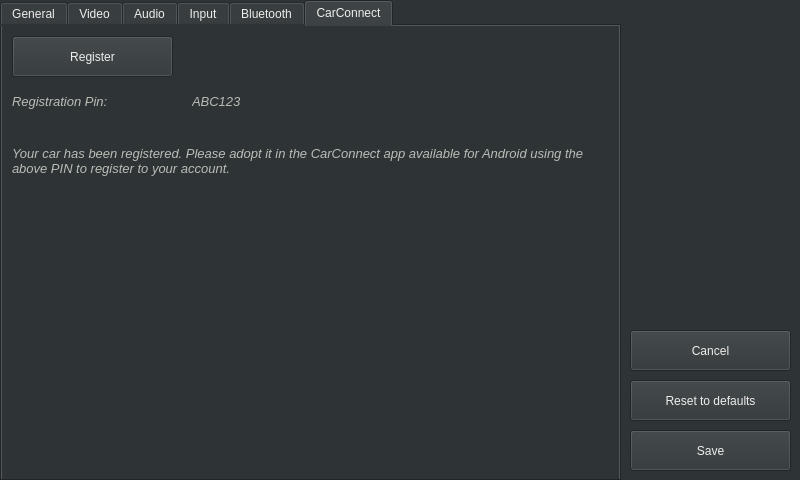
Qt form src/autoapp/UI/settingswindow.ui (sjdean/openauto) before a commit.
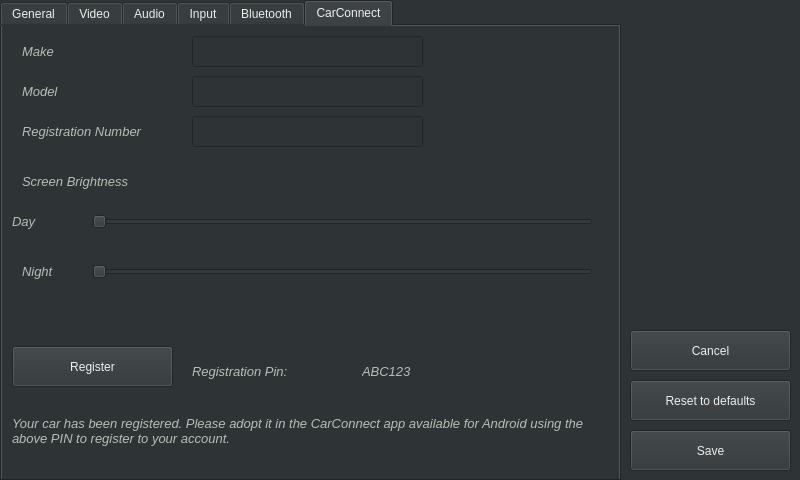
The same form after that commit. Icons and pictures are not drawn.

Commit message: Added settings to window

The edit to the form file:
```diff
--- a/src/autoapp/UI/settingswindow.ui
+++ b/src/autoapp/UI/settingswindow.ui
@@ -2,6 +2,14 @@
 <ui version="4.0">
  <class>SettingsWindow</class>
  <widget class="QWidget" name="SettingsWindow">
+  <property name="geometry">
+   <rect>
+    <x>0</x>
+    <y>0</y>
+    <width>800</width>
+    <height>480</height>
+   </rect>
+  </property>
   <property name="minimumSize">
    <size>
     <width>800</width>
@@ -958,7 +966,7 @@
      <property name="geometry">
       <rect>
        <x>10</x>
-       <y>10</y>
+       <y>320</y>
        <width>161</width>
        <height>41</height>
       </rect>
@@ -976,8 +984,8 @@
     <widget class="QLabel" name="labelBluetoothAddressFormatInfo_3">
      <property name="geometry">
       <rect>
-       <x>10</x>
-       <y>60</y>
+       <x>190</x>
+       <y>330</y>
        <width>161</width>
        <height>31</height>
       </rect>
@@ -989,8 +997,8 @@
     <widget class="QLabel" name="labelBluetoothAddressFormatInfo_4">
      <property name="geometry">
       <rect>
-       <x>190</x>
-       <y>60</y>
+       <x>360</x>
+       <y>330</y>
        <width>101</width>
        <height>31</height>
       </rect>
@@ -1003,7 +1011,7 @@
      <property name="geometry">
       <rect>
        <x>10</x>
-       <y>100</y>
+       <y>370</y>
        <width>591</width>
        <height>71</height>
       </rect>
@@ -1015,6 +1023,146 @@
       <bool>true</bool>
      </property>
     </widget>
+    <widget class="QLabel" name="labelCarMake">
+     <property name="geometry">
+      <rect>
+       <x>20</x>
+       <y>10</y>
+       <width>161</width>
+       <height>31</height>
+      </rect>
+     </property>
+     <property name="text">
+      <string>&lt;html&gt;&lt;head/&gt;&lt;body&gt;&lt;p&gt;&lt;span style=&quot; font-size:10pt; font-style:italic; color:#babdb6;&quot;&gt;Make&lt;/span&gt;&lt;/p&gt;&lt;/body&gt;&lt;/html&gt;</string>
+     </property>
+    </widget>
+    <widget class="QLabel" name="labelCarModel">
+     <property name="geometry">
+      <rect>
+       <x>20</x>
+       <y>50</y>
+       <width>161</width>
+       <height>31</height>
+      </rect>
+     </property>
+     <property name="text">
+      <string>&lt;html&gt;&lt;head/&gt;&lt;body&gt;&lt;p&gt;&lt;span style=&quot; font-size:10pt; font-style:italic; color:#babdb6;&quot;&gt;Model&lt;/span&gt;&lt;/p&gt;&lt;/body&gt;&lt;/html&gt;</string>
+     </property>
+    </widget>
+    <widget class="QLabel" name="labelCarRegistration">
+     <property name="geometry">
+      <rect>
+       <x>20</x>
+       <y>90</y>
+       <width>161</width>
+       <height>31</height>
+      </rect>
+     </property>
+     <property name="text">
+      <string>&lt;html&gt;&lt;head/&gt;&lt;body&gt;&lt;p&gt;&lt;span style=&quot; font-size:10pt; font-style:italic; color:#babdb6;&quot;&gt;Registration Number&lt;/span&gt;&lt;/p&gt;&lt;/body&gt;&lt;/html&gt;</string>
+     </property>
+    </widget>
+    <widget class="QLineEdit" name="lineEditCarMake">
+     <property name="geometry">
+      <rect>
+       <x>190</x>
+       <y>10</y>
+       <width>231</width>
+       <height>31</height>
+      </rect>
+     </property>
+    </widget>
+    <widget class="QLineEdit" name="lineEditCarModel">
+     <property name="geometry">
+      <rect>
+       <x>190</x>
+       <y>50</y>
+       <width>231</width>
+       <height>31</height>
+      </rect>
+     </property>
+    </widget>
+    <widget class="QLineEdit" name="lineEditCarRegistrationNumber">
+     <property name="geometry">
+      <rect>
+       <x>190</x>
+       <y>90</y>
+       <width>231</width>
+       <height>31</height>
+      </rect>
+     </property>
+    </widget>
+    <widget class="QSlider" name="horizontalSliderDayBrightness">
+     <property name="geometry">
+      <rect>
+       <x>90</x>
+       <y>180</y>
+       <width>501</width>
+       <height>31</height>
+      </rect>
+     </property>
+     <property name="maximum">
+      <number>255</number>
+     </property>
+     <property name="orientation">
+      <enum>Qt::Horizontal</enum>
+     </property>
+    </widget>
+    <widget class="QSlider" name="horizontalSliderNightBrightness">
+     <property name="geometry">
+      <rect>
+       <x>90</x>
+       <y>230</y>
+       <width>501</width>
+       <height>31</height>
+      </rect>
+     </property>
+     <property name="maximum">
+      <number>255</number>
+     </property>
+     <property name="orientation">
+      <enum>Qt::Horizontal</enum>
+     </property>
+    </widget>
+    <widget class="QLabel" name="labelScreenBrightness">
+     <property name="geometry">
+      <rect>
+       <x>20</x>
+       <y>140</y>
+       <width>161</width>
+       <height>31</height>
+      </rect>
+     </property>
+     <property name="text">
+      <string>&lt;html&gt;&lt;head/&gt;&lt;body&gt;&lt;p&gt;&lt;span style=&quot; font-size:10pt; font-style:italic; color:#babdb6;&quot;&gt;Screen Brightness&lt;/span&gt;&lt;/p&gt;&lt;/body&gt;&lt;/html&gt;</string>
+     </property>
+    </widget>
+    <widget class="QLabel" name="labelScreenBrightness_2">
+     <property name="geometry">
+      <rect>
+       <x>10</x>
+       <y>180</y>
+       <width>61</width>
+       <height>31</height>
+      </rect>
+     </property>
+     <property name="text">
+      <string>&lt;html&gt;&lt;head/&gt;&lt;body&gt;&lt;p&gt;&lt;span style=&quot; font-size:10pt; font-style:italic; color:#babdb6;&quot;&gt;Day&lt;/span&gt;&lt;/p&gt;&lt;/body&gt;&lt;/html&gt;</string>
+     </property>
+    </widget>
+    <widget class="QLabel" name="labelScreenBrightness_3">
+     <property name="geometry">
+      <rect>
+       <x>20</x>
+       <y>230</y>
+       <width>61</width>
+       <height>31</height>
+      </rect>
+     </property>
+     <property name="text">
+      <string>&lt;html&gt;&lt;head/&gt;&lt;body&gt;&lt;p&gt;&lt;span style=&quot; font-size:10pt; font-style:italic; color:#babdb6;&quot;&gt;Night&lt;/span&gt;&lt;/p&gt;&lt;/body&gt;&lt;/html&gt;</string>
+     </property>
+    </widget>
    </widget>
   </widget>
   <widget class="QLabel" name="labelSettingsIcon">
```
Left out of the diff: 2 changed lines with no effect on the pictures. The commit also changes 2 other files.
